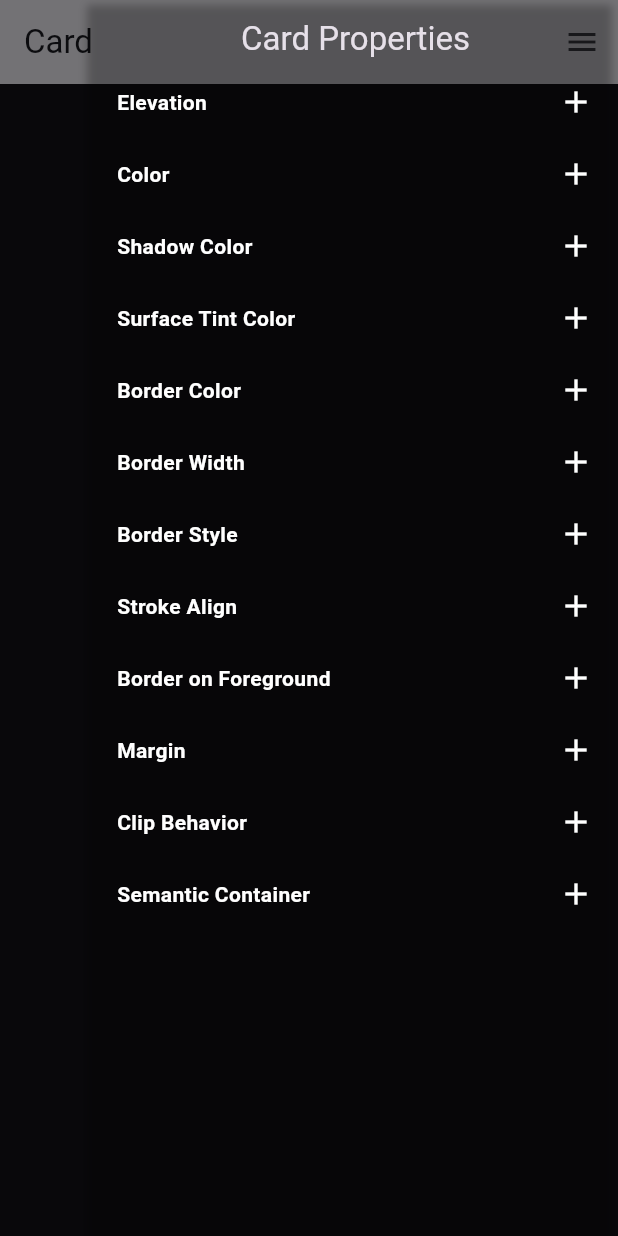
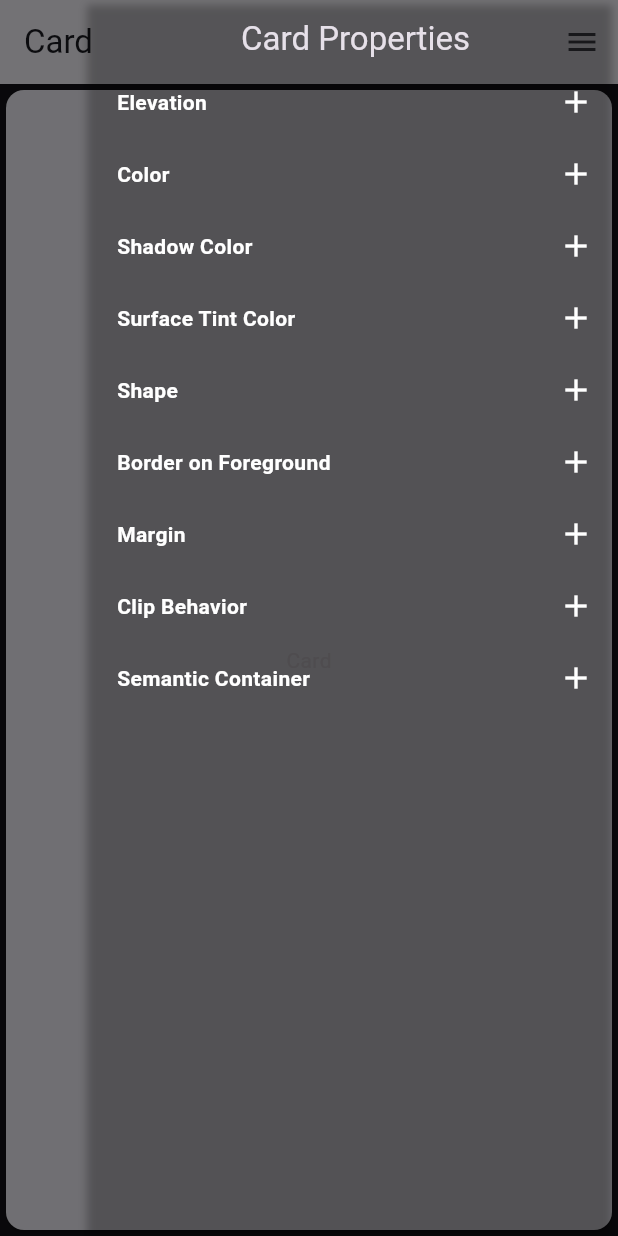
Before and after one commit to s4-ali/flutter_quest, a Flutter app: the CardPropertyExplorer widget shown alone on an empty page, opened directly, with the side drawer open, on a phone screen of 412 x 824 dp. Run offline on Flutter 3.47's test engine with Material 2 defaults, Android fonts, the phone set to English and light mode, and no system bars; our stand-ins replace responsive_builder.

Commit message:
#30: updated shape border and number fields to double int and string in card

```diff
--- a/lib/catalog/widgets/card.dart
+++ b/lib/catalog/widgets/card.dart
@@ -3,8 +3,8 @@ import 'package:flutter_quest/property_fields/boolean_field.dart';
 import 'package:flutter_quest/property_fields/clip_field.dart';
 import 'package:flutter_quest/property_fields/color_field.dart';
 import 'package:flutter_quest/property_fields/edge_insets_field.dart';
-import 'package:flutter_quest/property_fields/list_field.dart';
 import 'package:flutter_quest/property_fields/number_field.dart';
+import 'package:flutter_quest/property_fields/shape_border_field.dart';
 import 'package:flutter_quest/widgets/core/propery_builder.dart';
 
 class CardPropertyExplorer extends StatelessWidget {
@@ -18,48 +18,32 @@ class CardPropertyExplorer extends StatelessWidget {
       widgetName: "Card",
       builder: (provider) {
         final elevation =
-            provider.numberField(id: "elevation", title: "Elevation") ?? 0.0;
+            provider.doubleField(id: "elevation", title: "Elevation");
         final color = provider.colorField(id: "color", title: "Color");
         final shadowColor =
             provider.colorField(id: "ShadowColor", title: "Shadow Color");
         final surfaceTintColor = provider.colorField(
             id: "surfaceTintColor", title: "Surface Tint Color");
-        final borderColor = provider.colorField(
-          id: "borderColor",
-          title: "Border Color",
-        );
-        final borderWidth =
-            provider.numberField(id: "borderWidth", title: "Border Width") ??
-                1.0;
-        final borderStyle = provider.listField<BorderStyle>(
-            id: "borderStyle",
-            title: "Border Style",
-            values: BorderStyle.values);
-        final strokeAlign =
-            provider.numberField(id: "strokeAlign", title: "Stroke Align") ??
-                0.0;
-        final borderForeground = provider.booleanField(id: "borderForeground", title: "Border on Foreground");
+        final shape = provider.shapeBorderField(id: "shape", title: "Shape");
+        final borderForeground = provider.booleanField(
+            id: "borderForeground", title: "Border on Foreground");
         final margin = provider.edgeInsetsField(id: "margin", title: "Margin");
-        final clipBehavior = provider.clipField(id: "clip", title: "Clip Behavior");
-        final semanticContainer = provider.booleanField(id: "semanticContainer", title: "Semantic Container");
+        final clipBehavior =
+            provider.clipField(id: "clip", title: "Clip Behavior");
+        final semanticContainer = provider.booleanField(
+            id: "semanticContainer", title: "Semantic Container");
 
         return Card(
           color: color,
           shadowColor: shadowColor,
           surfaceTintColor: surfaceTintColor,
-          elevation: elevation.toDouble(),
-          shape: CircleBorder(
-            side: BorderSide(
-              color: borderColor ?? const Color(0xFF000000),
-              width: borderWidth.toDouble(),
-              style: borderStyle ?? BorderStyle.solid,
-              strokeAlign: strokeAlign.toDouble(),
-            ),
-          ),
-          borderOnForeground: borderForeground?? true,
+          elevation: elevation,
+          shape: shape,
+          borderOnForeground: borderForeground ?? true,
           margin: margin,
           clipBehavior: clipBehavior,
-          semanticContainer: semanticContainer?? true,
+          semanticContainer: semanticContainer ?? true,
+          child: const Center(child: Text("Card")),
         );
       },
     );
```
